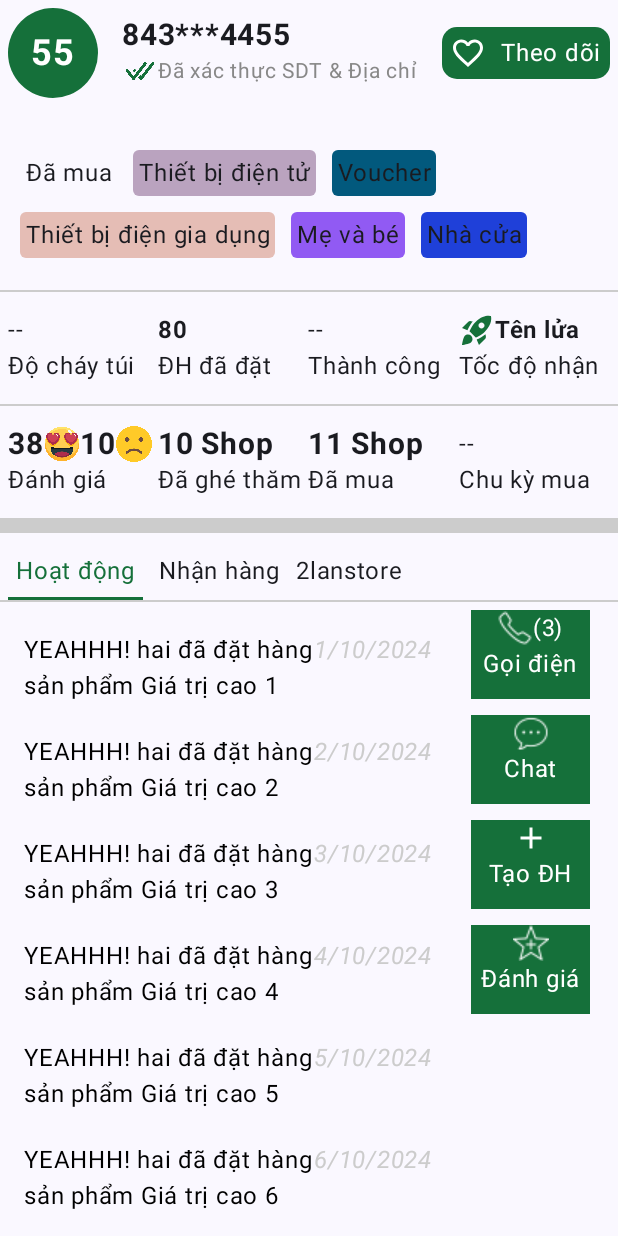
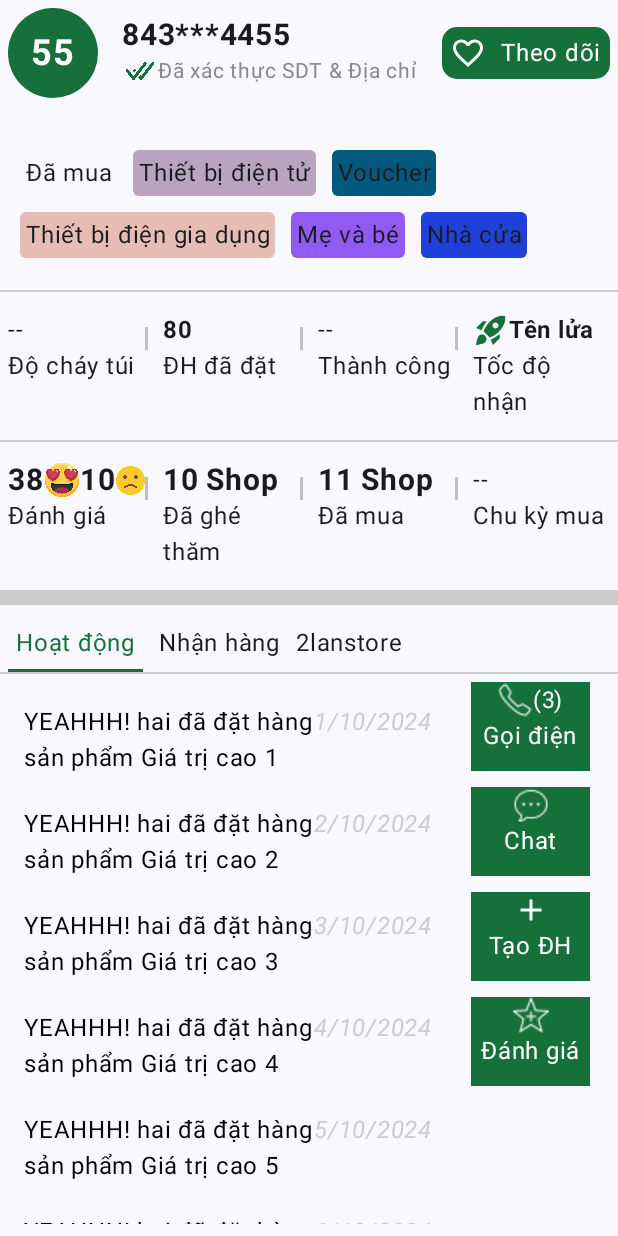
Before and after one commit to lbui2602/GHTK_JetpackCompose, an Android app built with Jetpack Compose: the screen it shows after launch (MainActivity), on a phone screen of 412 x 824 dp. Run offline under Robolectric (Android 15) with nearby library versions, the phone set to English and light mode, and no system bars.

Commit message:
fix tab12

```diff
--- a/app/src/main/java/com/example/ghtk_jetpackcompose/MainActivity.kt
+++ b/app/src/main/java/com/example/ghtk_jetpackcompose/MainActivity.kt
@@ -135,14 +135,38 @@ fun Tab2() {
             }
             Text("Đánh giá")
         }
+        Box(
+            modifier = Modifier
+                .width(2.dp)
+                .height(25.dp)
+                .padding(top = 10.dp)
+                .background(Color.Gray.copy(alpha = 0.5f))
+        )
+        Spacer(modifier = Modifier.width(10.dp))
         Column(modifier = Modifier.weight(1f)){
             Text("10 Shop", fontWeight = FontWeight.Bold, fontSize = 20.sp)
             Text("Đã ghé thăm")
         }
+        Box(
+            modifier = Modifier
+                .width(2.dp)
+                .height(25.dp)
+                .padding(top = 10.dp)
+                .background(Color.Gray.copy(alpha = 0.5f))
+        )
+        Spacer(modifier = Modifier.width(10.dp))
         Column(modifier = Modifier.weight(1f)){
             Text("11 Shop", fontWeight = FontWeight.Bold,fontSize = 20.sp)
             Text("Đã mua")
         }
+        Box(
+            modifier = Modifier
+                .width(2.dp)
+                .height(25.dp)
+                .padding(top = 10.dp)
+                .background(Color.Gray.copy(alpha = 0.5f))
+        )
+        Spacer(modifier = Modifier.width(10.dp))
         Column(modifier = Modifier.weight(1f)){
             Text("--")
             Text("Chu kỳ mua")
@@ -162,15 +186,42 @@ fun Tab1() {
             Text("Độ cháy túi")
         }
 
+        Box(
+            modifier = Modifier
+                .width(2.dp)
+                .height(25.dp)
+                .padding(top = 10.dp)
+                .background(Color.Gray.copy(alpha = 0.5f))
+        )
+        Spacer(modifier = Modifier.width(10.dp))
+
         Column(modifier = Modifier.weight(1f)){
             Text("80", fontWeight = FontWeight.Bold)
             Text("ĐH đã đặt")
         }
 
+        Box(
+            modifier = Modifier
+                .width(2.dp)
+                .height(25.dp)
+                .padding(top = 10.dp)
+                .background(Color.Gray.copy(alpha = 0.5f))
+        )
+        Spacer(modifier = Modifier.width(10.dp))
+
         Column(modifier = Modifier.weight(1f)){
             Text("--")
             Text("Thành công")
         }
+
+        Box(
+            modifier = Modifier
+                .width(2.dp)
+                .height(25.dp)
+                .padding(top = 10.dp)
+                .background(Color.Gray.copy(alpha = 0.5f))
+        )
+        Spacer(modifier = Modifier.width(10.dp))
 
         Column(modifier = Modifier.weight(1f)){
             Row{
@@ -238,12 +289,10 @@ fun UserProfileHeader() {
                     contentDescription = "Create Order",
                     tint = Color.White
                 )
-                Spacer(modifier = Modifier.width(10.dp)) // Adds some spacing between the icon and the text
+                Spacer(modifier = Modifier.width(10.dp))
                 Text("Theo dõi", color = Color.White)
             }
         }
-
-
     }
 }
 
```
